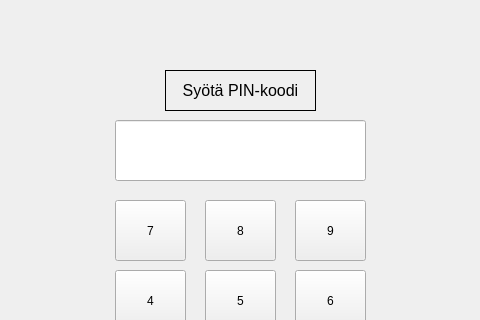
Before: the Qt Designer form bankautomat/consolepassword.ui in tvt21kmo-bank-project/group_5, drawn with Qt 5; both pictures show x 165 to 645 and y 0 to 320 of the 814 by 515 pixel window.
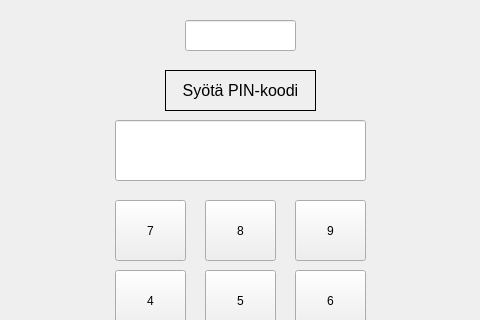
After: the same form once the commit is applied.

Patch:
```diff
--- a/bankautomat/consolepassword.ui
+++ b/bankautomat/consolepassword.ui
@@ -216,6 +216,24 @@
     <string>4</string>
    </property>
   </widget>
+  <widget class="QLineEdit" name="lineEditIlmoitus">
+   <property name="geometry">
+    <rect>
+     <x>350</x>
+     <y>20</y>
+     <width>111</width>
+     <height>31</height>
+    </rect>
+   </property>
+   <property name="font">
+    <font>
+     <pointsize>13</pointsize>
+    </font>
+   </property>
+   <property name="alignment">
+    <set>Qt::AlignCenter</set>
+   </property>
+  </widget>
  </widget>
  <resources/>
  <connections/>
```
